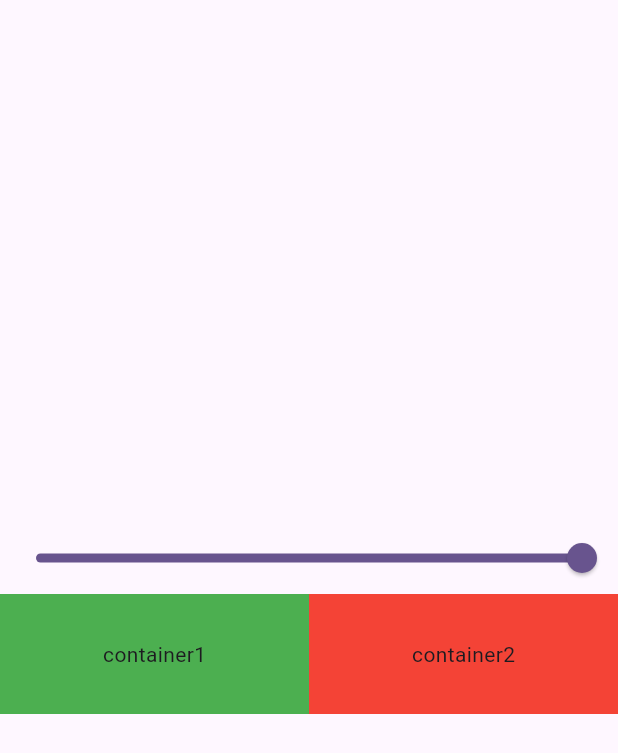
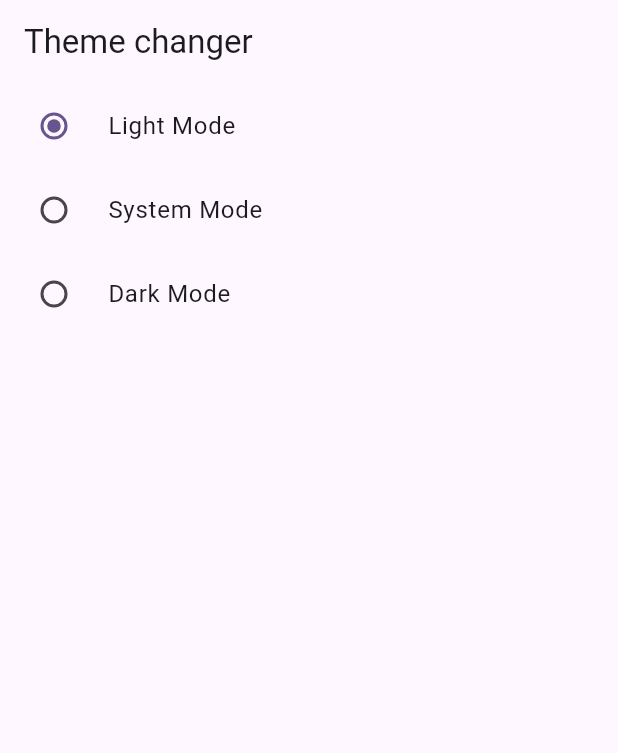
Before and after one commit to ShudhanshuMishra/provider_example_project, a Flutter app: the screen it shows after launch, on a phone screen of 412 x 824 dp. Shown: the top 753 px of the screen. Run offline on Flutter 3.47's test engine with Material 3 defaults, Android fonts, the phone set to English and light mode, and no system bars.

Commit message:
add more example

```diff
--- a/lib/main.dart
+++ b/lib/main.dart
@@ -1,7 +1,11 @@
 import 'package:flutter/material.dart';
 import 'package:provider/provider.dart';
 import 'package:provider_tutorial/providers/count_provider1.dart';
+import 'package:provider_tutorial/providers/dark_theme_provider.dart';
+import 'package:provider_tutorial/providers/example_three_provider.dart';
 import 'package:provider_tutorial/providers/example_two_provider.dart';
+import 'package:provider_tutorial/screens/dark_theme_example_four.dart';
+import 'package:provider_tutorial/screens/example_three.dart';
 import 'package:provider_tutorial/screens/example_two.dart';
 import 'package:provider_tutorial/screens/provider_tutorial1.dart';
 
@@ -18,15 +22,26 @@ class MyApp extends StatelessWidget {
     return MultiProvider(
      providers: [
        ChangeNotifierProvider(create: (_) =>  CountProvider(),),
-       ChangeNotifierProvider(create: (_) => ExampleTwoProvider())
+       ChangeNotifierProvider(create: (_) => ExampleTwoProvider()),
+       ChangeNotifierProvider(create: (_) => ExampleThreeProvider()),
+       ChangeNotifierProvider(create: (_) => DarkThemeProvider()),
      ],
-        child: MaterialApp(
-          title: 'Flutter Demo',
-          theme: ThemeData(
-            colorScheme: ColorScheme.fromSeed(seedColor: Colors.deepPurple),
-          ),
-          home: const ExampleTwo(),
-        ),
+        child: Builder(
+            builder: (BuildContext context){
+              final themeChanger = Provider.of<DarkThemeProvider>(context);
+            return MaterialApp(
+            themeMode:themeChanger.themeMode,
+            title: 'Flutter Demo',
+            theme: ThemeData(
+              brightness: Brightness.light,
+              colorScheme: ColorScheme.fromSeed(seedColor: Colors.deepPurple),
+            ),
+            darkTheme: ThemeData(
+              brightness: Brightness.dark
+            ),
+            home: const DarkThemeExampleFour(),
+          );
+        })
 
     );
 
--- /dev/null
+++ b/lib/providers/dark_theme_provider.dart
@@ -0,0 +1,16 @@
+import 'package:flutter/foundation.dart';
+import 'package:flutter/material.dart';
+
+class DarkThemeProvider with ChangeNotifier {
+
+  var _themeMode = ThemeMode.light;
+
+  ThemeMode get themeMode => _themeMode;
+
+  void setTheme(changeThemeMode){
+    _themeMode = changeThemeMode;
+    notifyListeners();
+  }
+
+
+}
--- /dev/null
+++ b/lib/providers/example_three_provider.dart
@@ -0,0 +1,20 @@
+import 'package:flutter/cupertino.dart';
+import 'package:flutter/foundation.dart';
+
+class ExampleThreeProvider with ChangeNotifier{
+
+  List<int> _selectedItem = [];
+
+  List<int> get selectedItem => _selectedItem;
+
+  void setItem(int value){
+    _selectedItem.add(value);
+    notifyListeners();
+  }
+
+  void removeItem(int value){
+    _selectedItem.remove(value);
+    notifyListeners();
+  }
+
+}
--- /dev/null
+++ b/lib/screens/dark_theme_example_four.dart
@@ -0,0 +1,42 @@
+import 'package:flutter/material.dart';
+import 'package:provider/provider.dart';
+import 'package:provider_tutorial/providers/dark_theme_provider.dart';
+
+class DarkThemeExampleFour extends StatefulWidget {
+  const DarkThemeExampleFour({super.key});
+
+  @override
+  State<DarkThemeExampleFour> createState() => _DarkThemeExampleFourState();
+}
+
+class _DarkThemeExampleFourState extends State<DarkThemeExampleFour> {
+  @override
+  Widget build(BuildContext context) {
+    print('object');
+    final themeChanger = Provider.of<DarkThemeProvider>(context);
+    return Scaffold(
+      appBar: AppBar(
+        title: Text('Theme changer'),
+      ),
+      body: Column(
+        children: [
+          RadioListTile<ThemeMode>(
+           title: Text('Light Mode'),
+             value: ThemeMode.light,
+             groupValue: themeChanger.themeMode,
+             onChanged: themeChanger.setTheme),
+          RadioListTile<ThemeMode>(
+              title: Text('System Mode'),
+              value: ThemeMode.system,
+              groupValue: themeChanger.themeMode,
+              onChanged: themeChanger.setTheme),
+          RadioListTile<ThemeMode>(
+              title: Text('Dark Mode'),
+              value: ThemeMode.dark,
+              groupValue: themeChanger.themeMode,
+              onChanged: themeChanger.setTheme)
+        ],
+      ),
+    );
+  }
+}
```
Also changed, not shown: lib/screens/example_three.dart (added, +40 -0 lines).
